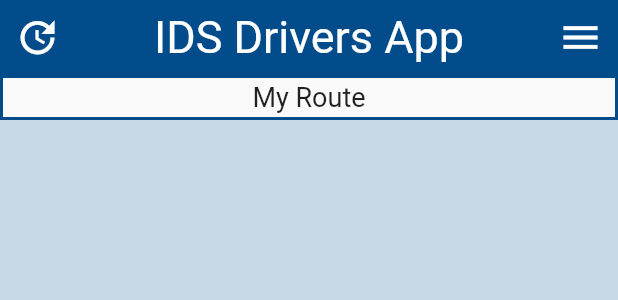
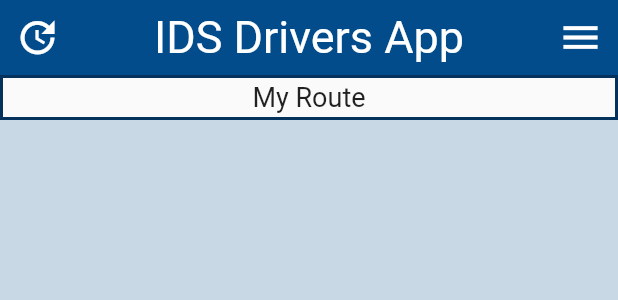
Before and after one commit to llbuhler/ids_driver, a Flutter app: the MyRoute widget shown alone on an empty page, opened directly, on a phone screen of 412 x 824 dp. Shown: the top 300 px of the screen. Run offline on Flutter 3.47's test engine with Material 2 defaults, Android fonts, the phone set to English and light mode, and no system bars; our stand-ins replace cloud_firestore, firebase_auth, firebase_core, firebase_messaging, toggle_switch; missing offline and left inert: dart:html; accounts and stored records are empty; network calls fail.

Commit message:
2023072401

```diff
--- a/lib/Screens/myRoute.dart
+++ b/lib/Screens/myRoute.dart
@@ -119,8 +119,8 @@ class MyRouteState extends State<MyRoute> {
           Container(
             height: 30,
             width: SizeConfig.screenWidth,
-            decoration: BoxDecoration(border: Border.all(color: Color(Clrs.blue), width: 2.0)),
-            child: Column(mainAxisAlignment: MainAxisAlignment.center, children: const [
+            decoration: BoxDecoration(border: Border.all(color: Color(Clrs.dkblue), width: 2.0)),
+            child: const Column(mainAxisAlignment: MainAxisAlignment.center, children: [
               Text(
                 'My Route',
                 style: TextStyle(fontSize: 18),
```
